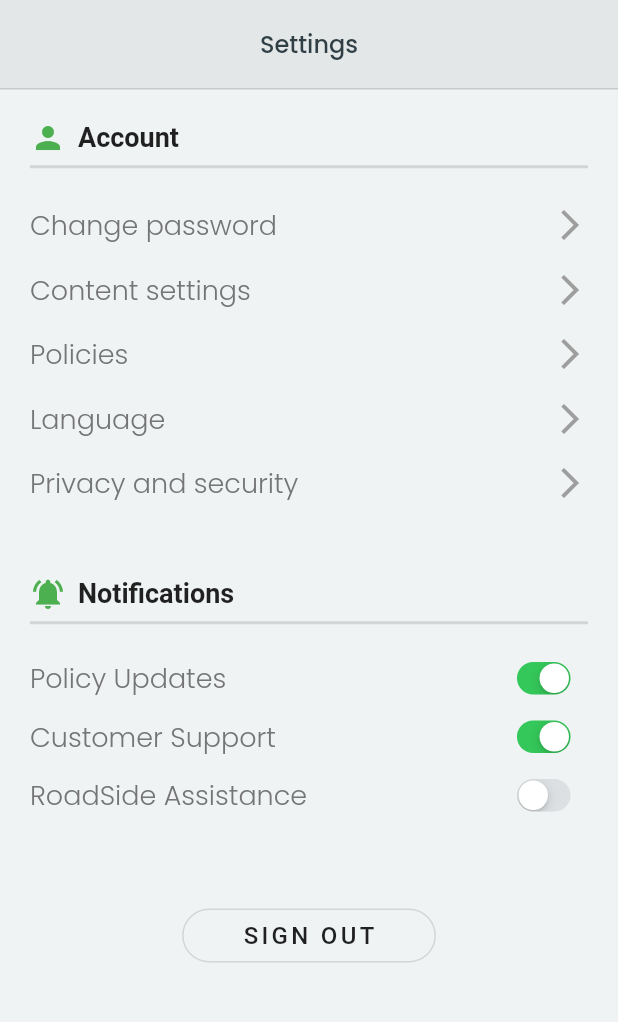
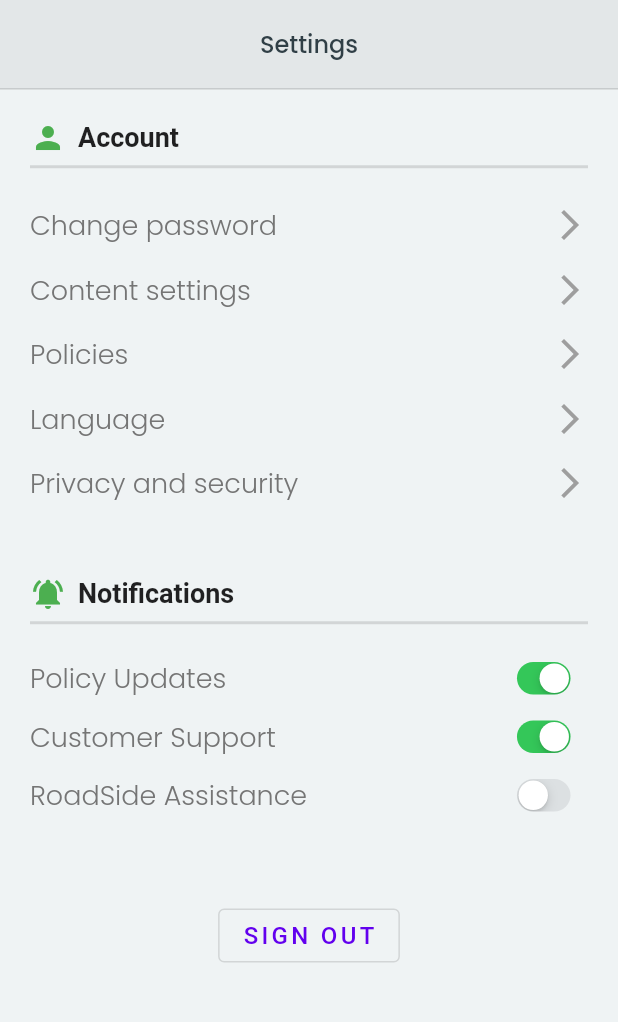
Before and after one commit to KhayJhay/Insurapp-main, a Flutter app: the Edit_Profile_Page screen opened by its route, after a tap on an icon or button, on a phone screen of 412 x 824 dp, the part 113-1135 px from its top. Run offline on Flutter 3.47's test engine with Material 2 defaults, Android fonts, the phone set to English and light mode, and no system bars; our stand-ins replace awesome_dialog, chat_bubbles, cloud_firestore, concentric_transition, firebase_auth, firebase_core and 10 more; accounts and stored records are empty; project files that could hold a hidden picture were left out.

Commit message:
ios update

```diff
--- a/lib/Home/edit_profile_page.dart
+++ b/lib/Home/edit_profile_page.dart
@@ -150,10 +150,7 @@ class _Edit_Profile_PageState extends State<Edit_Profile_Page> {
                     Row(
                       mainAxisAlignment: MainAxisAlignment.spaceBetween,
                       children: [
-                        OutlineButton(
-                          padding: EdgeInsets.symmetric(horizontal: 50),
-                          shape: RoundedRectangleBorder(
-                              borderRadius: BorderRadius.circular(20)),
+                        OutlinedButton(
                           onPressed: () {},
                           child: Text("CANCEL",
                               style: TextStyle(
--- a/lib/Sub-menu/settings_page.dart
+++ b/lib/Sub-menu/settings_page.dart
@@ -148,10 +148,7 @@ class Settings_Screen extends StatelessWidget {
                       height: 50,
                     ),
                     Center(
-                      child: OutlineButton(
-                        padding: EdgeInsets.symmetric(horizontal: 40),
-                        shape: RoundedRectangleBorder(
-                            borderRadius: BorderRadius.circular(20)),
+                      child: OutlinedButton(
                         onPressed: () {
                           SchedulerBinding.instance!.addPostFrameCallback((_) {
                             Auth.signout(context: context);
```
